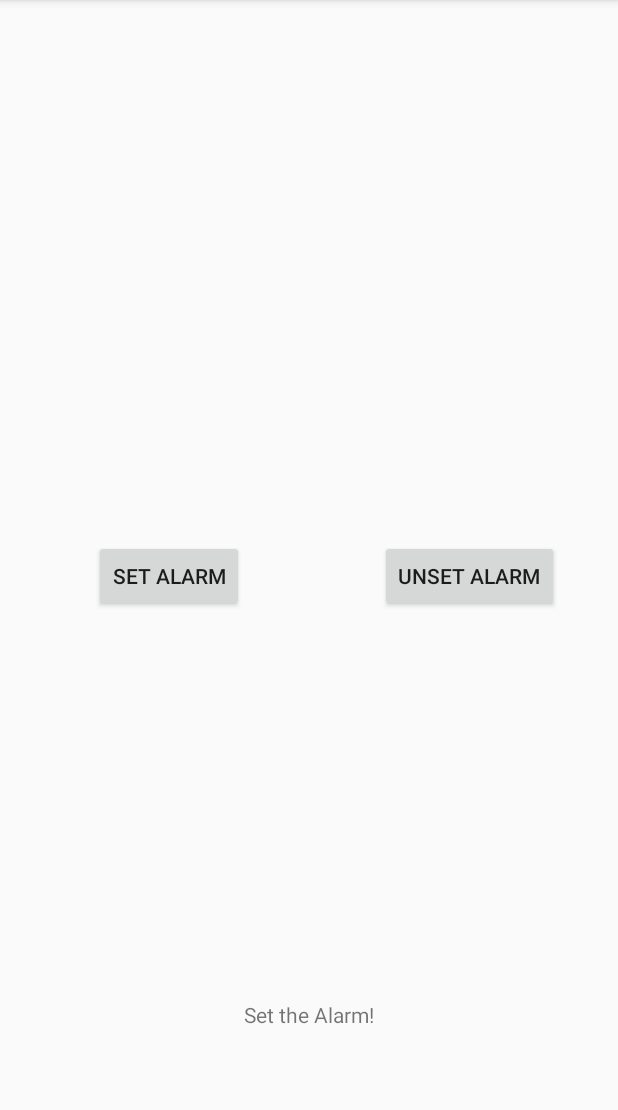
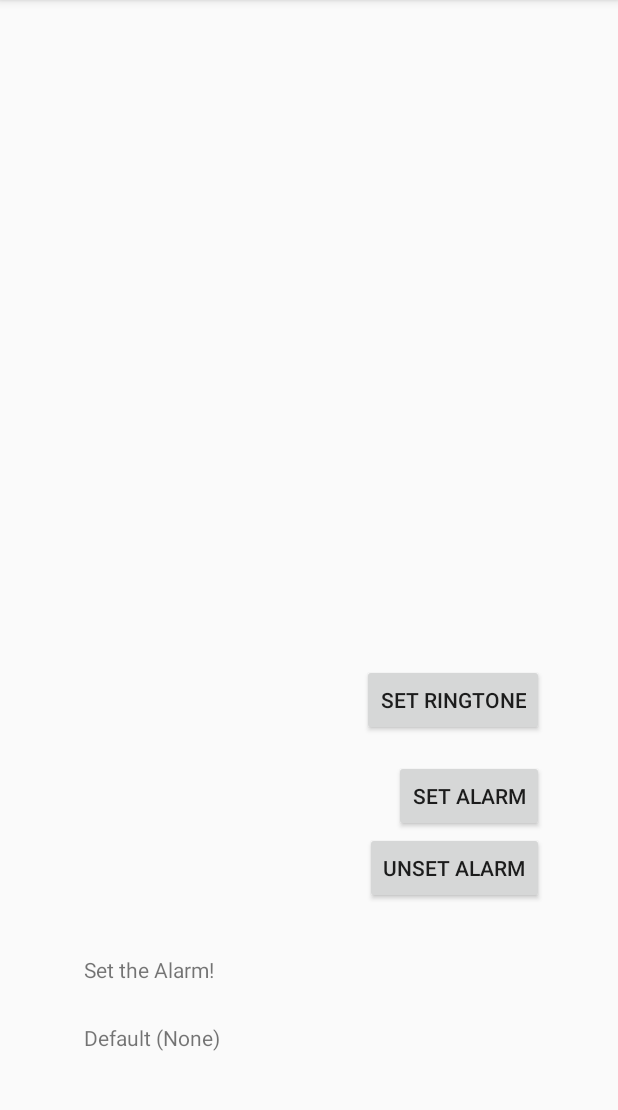
Before and after one commit to stephenwashington/sunrisealarm, an Android app: the screen it shows after launch (MainActivity), on a phone screen of 412 x 824 dp, the part 84-1194 px from its top. Run offline under Robolectric (Android 15) with nearby library versions, the phone set to English and light mode, and no system bars.

Commit message:
Have functional alarm, notification for alarm

```diff
--- a/app/build.gradle
+++ b/app/build.gradle
@@ -4,8 +4,8 @@ android {
     compileSdkVersion 24
     buildToolsVersion "24.0.2"
     defaultConfig {
-        applicationId "minervaheavyindustries.sunrisealarm"
-        minSdkVersion 15
+        applicationId "com.minervaheavyindustries.sunrisealarm"
+        minSdkVersion 16
         targetSdkVersion 24
         versionCode 1
         versionName "1.0"
--- a/app/src/main/AndroidManifest.xml
+++ b/app/src/main/AndroidManifest.xml
@@ -1,6 +1,6 @@
 <?xml version="1.0" encoding="utf-8"?>
 <manifest xmlns:android="http://schemas.android.com/apk/res/android"
-    package="minervaheavyindustries.sunrisealarm">
+    package="com.minervaheavyindustries.sunrisealarm">
 
     <application
         android:allowBackup="true"
@@ -17,6 +17,8 @@
         </activity>
 
         <receiver android:name=".AlarmReceiver" />
+
+        <activity android:name="com.minervaheavyindustries.sunrisealarm.AlarmActivity"></activity>
     </application>
 
 </manifest>
--- /dev/null
+++ b/app/src/main/java/com/minervaheavyindustries/sunrisealarm/MainActivity.java
@@ -0,0 +1,100 @@
+package com.minervaheavyindustries.sunrisealarm;
+
+import android.app.AlarmManager;
+import android.app.PendingIntent;
+import android.content.Context;
+import android.content.Intent;
+import android.media.Ringtone;
+import android.media.RingtoneManager;
+import android.net.Uri;
+import android.support.v7.app.AppCompatActivity;
+import android.os.Bundle;
+import android.util.Log;
+import android.view.View;
+import android.widget.Button;
+import android.widget.TextView;
+
+import java.util.Calendar;
+
+public class MainActivity extends AppCompatActivity {
+
+    AlarmManager alarmManager;
+    TextView alarmStatus;
+    TextView ringtoneText;
+    Context context;
+    Intent intent;
+    PendingIntent pendingIntent;
+
+    @Override
+    protected void onCreate(Bundle savedInstanceState) {
+        super.onCreate(savedInstanceState);
+        setContentView(R.layout.activity_main);
+        this.context = this;
+
+        intent = new Intent(this.context, AlarmReceiver.class);
+        alarmManager = (AlarmManager)getSystemService(ALARM_SERVICE);
+        alarmStatus = (TextView)findViewById(R.id.alarm_status);
+        ringtoneText = (TextView)findViewById(R.id.ringtone_setting);
+
+        Uri uri = RingtoneManager.getDefaultUri(RingtoneManager.TYPE_ALARM);
+        Ringtone r = RingtoneManager.getRingtone(getApplicationContext(), uri);
+        intent.putExtra("ringtone", uri.toString());
+        setRingtoneText(r.getTitle(getApplicationContext()));
+
+        Button setAlarm = (Button)findViewById(R.id.set_alarm);
+        Button unsetAlarm = (Button)findViewById(R.id.unset_alarm);
+        Button setAlarmSound = (Button)findViewById(R.id.set_alarm_sound);
+
+        setAlarm.setOnClickListener(new View.OnClickListener(){
+            @Override
+            public void onClick(View v){
+                Calendar calendar = Calendar.getInstance();
+                calendar.add(Calendar.SECOND, 5);
+                setAlarmStatus("Alarm set for " + String.valueOf(calendar.getTime()));
+                pendingIntent = PendingIntent.getBroadcast(MainActivity.this, 0, intent, PendingIntent.FLAG_UPDATE_CURRENT);
+                alarmManager.set(AlarmManager.RTC_WAKEUP, calendar.getTimeInMillis(), pendingIntent);
+            }
+        });
+
+        unsetAlarm.setOnClickListener(new View.OnClickListener(){
+            @Override
+            public void onClick(View v){
+                alarmManager.cancel(pendingIntent);
+                setAlarmStatus("Alarm off!");
+            }
+        });
+
+        setAlarmSound.setOnClickListener(new View.OnClickListener(){
+            @Override
+            public void onClick(View v){
+                Intent intent2 = new Intent(RingtoneManager.ACTION_RINGTONE_PICKER);
+                intent2.putExtra(RingtoneManager.EXTRA_RINGTONE_TITLE, "Select Alarm Ringtone");
+                intent2.putExtra(RingtoneManager.EXTRA_RINGTONE_SHOW_SILENT, false);
+                intent2.putExtra(RingtoneManager.EXTRA_RINGTONE_SHOW_DEFAULT, true);
+                intent2.putExtra(RingtoneManager.EXTRA_RINGTONE_TYPE,RingtoneManager.TYPE_ALARM);
+                startActivityForResult(intent2, 999);
+            }
+        });
+    }
+
+    private void setAlarmStatus(String s) {
+        alarmStatus.setText(s);
+        Log.d("MainActivity", s);
+    }
+
+    private void setRingtoneText(String s) {
+        ringtoneText.setText(s);
+        Log.d("MainActivity", s);
+    }
+
+    @Override
+    protected void onActivityResult(int requestCode, int resultCode, Intent data) {
+        super.onActivityResult(requestCode, resultCode, data);
+        if (resultCode == RESULT_OK) {
+            Uri uri = (Uri)data.getExtras().get(RingtoneManager.EXTRA_RINGTONE_PICKED_URI);
+            Ringtone r = RingtoneManager.getRingtone(getApplicationContext(), uri);
+            intent.putExtra("ringtone", uri.toString());
+            setRingtoneText(r.getTitle(getApplicationContext()));
+        }
+    }
+}
--- a/app/src/main/java/minervaheavyindustries/sunrisealarm/MainActivity.java
+++ /dev/null
@@ -1,76 +0,0 @@
-package minervaheavyindustries.sunrisealarm;
-
-import android.app.AlarmManager;
-import android.app.PendingIntent;
-import android.content.Context;
-import android.content.Intent;
-import android.support.v7.app.AppCompatActivity;
-import android.os.Bundle;
-import android.view.View;
-import android.widget.Button;
-import android.widget.TextView;
-
-import java.util.Calendar;
-
-public class MainActivity extends AppCompatActivity {
-
-    AlarmManager alarmManager;
-    TextView alarmStatus;
-    Context context;
-    PendingIntent pendingIntent;
-
-    @Override
-    protected void onCreate(Bundle savedInstanceState) {
-        super.onCreate(savedInstanceState);
-        setContentView(R.layout.activity_main);
-        this.context = this;
-
-        // initialize alarm manager
-        alarmManager = (AlarmManager)getSystemService(ALARM_SERVICE);
-
-        // initialize text update box
-        alarmStatus = (TextView)findViewById(R.id.alarm_status);
-
-        // create instance of calendar
-
-        final Calendar calendar = Calendar.getInstance();
-
-        // initialize buttons
-        Button setAlarm = (Button)findViewById(R.id.set_alarm);
-        Button unsetAlarm = (Button)findViewById(R.id.unset_alarm);
-
-        // create intent for AlarmReceiver
-        Intent intent = new Intent(this.context, AlarmReceiver.class);
-
-        // listener for setAlarm
-        setAlarm.setOnClickListener(new View.OnClickListener(){
-            @Override
-            public void onClick(View v){
-                calendar.set(Calendar.HOUR_OF_DAY, 23);
-                calendar.set(Calendar.MINUTE, 50);
-                setAlarmStatus("Alarm set for " + String.valueOf(calendar.getTime()));
-            }
-        });
-
-        //listener for unsetAlarm
-        unsetAlarm.setOnClickListener(new View.OnClickListener(){
-            @Override
-            public void onClick(View v){
-                alarmManager.cancel(pendingIntent);
-                setAlarmStatus("Alarm off!");
-            }
-        });
-
-        //create a pending intent that delays the intent until the specified calendar time
-        pendingIntent = PendingIntent.getBroadcast(MainActivity.this, 0, intent, PendingIntent.FLAG_UPDATE_CURRENT);
-
-        //set the alarm manager
-        alarmManager.set(AlarmManager.RTC_WAKEUP, calendar.getTimeInMillis(), pendingIntent);
-
-
-    }
-
-    private void setAlarmStatus(String s) {
-        alarmStatus.setText(s);
-    }
-}
--- a/app/src/main/res/layout/activity_main.xml
+++ b/app/src/main/res/layout/activity_main.xml
@@ -8,28 +8,7 @@
     android:paddingLeft="@dimen/activity_horizontal_margin"
     android:paddingRight="@dimen/activity_horizontal_margin"
     android:paddingTop="@dimen/activity_vertical_margin"
-    tools:context="minervaheavyindustries.sunrisealarm.MainActivity">
-
-    <Button
-        android:text="Set Alarm"
-        android:layout_width="wrap_content"
-        android:layout_height="wrap_content"
-        android:id="@+id/set_alarm"
-        android:layout_centerVertical="true"
-        android:layout_toLeftOf="@+id/alarm_status"
-        android:layout_toStartOf="@+id/alarm_status" />
-
-    <Button
-        android:text="Unset Alarm"
-        android:layout_width="wrap_content"
-        android:layout_height="wrap_content"
-        android:layout_marginRight="23dp"
-        android:layout_marginEnd="23dp"
-        android:id="@+id/unset_alarm"
-        android:layout_alignBaseline="@+id/set_alarm"
-        android:layout_alignBottom="@+id/set_alarm"
-        android:layout_alignParentRight="true"
-        android:layout_alignParentEnd="true" />
+    tools:context="com.minervaheavyindustries.sunrisealarm.MainActivity">
 
     <TextView
         android:text="Set the Alarm!"
@@ -38,6 +17,51 @@
         android:id="@+id/alarm_status"
         android:gravity="bottom"
         android:layout_alignParentBottom="true"
-        android:layout_centerHorizontal="true"
-        android:layout_marginBottom="66dp" />
+        android:layout_alignParentLeft="true"
+        android:layout_alignParentStart="true"
+        android:layout_marginLeft="40dp"
+        android:layout_marginStart="40dp"
+        android:layout_marginBottom="96dp" />
+
+    <Button
+        android:text="Unset Alarm"
+        android:layout_width="wrap_content"
+        android:layout_height="wrap_content"
+        android:layout_marginRight="33dp"
+        android:layout_marginEnd="33dp"
+        android:id="@+id/unset_alarm"
+        android:layout_above="@+id/alarm_status"
+        android:layout_alignParentRight="true"
+        android:layout_alignParentEnd="true"
+        android:layout_marginBottom="34dp" />
+
+    <Button
+        android:text="Set Alarm"
+        android:layout_width="wrap_content"
+        android:layout_height="wrap_content"
+        android:id="@+id/set_alarm"
+        android:layout_above="@+id/unset_alarm"
+        android:layout_alignRight="@+id/unset_alarm"
+        android:layout_alignEnd="@+id/unset_alarm" />
+
+    <TextView
+        android:text="Ringtone: "
+        android:layout_width="wrap_content"
+        android:layout_height="wrap_content"
+        android:layout_alignTop="@+id/alarm_status"
+        android:layout_alignLeft="@+id/alarm_status"
+        android:layout_alignStart="@+id/alarm_status"
+        android:layout_marginTop="45dp"
+        android:id="@+id/ringtone_setting" />
+
+    <Button
+        android:text="Set Ringtone"
+        android:layout_width="wrap_content"
+        android:layout_height="wrap_content"
+        android:layout_above="@+id/set_alarm"
+        android:layout_alignRight="@+id/set_alarm"
+        android:layout_alignEnd="@+id/set_alarm"
+        android:layout_marginBottom="16dp"
+        android:id="@+id/set_alarm_sound" />
+
 </RelativeLayout>
```
Also changed, not shown: app/src/main/java/com/minervaheavyindustries/sunrisealarm/AlarmActivity.java (added, +59 -0 lines), app/src/main/java/com/minervaheavyindustries/sunrisealarm/AlarmReceiver.java (added, +23 -0 lines), app/src/main/java/minervaheavyindustries/sunrisealarm/AlarmReceiver.java (deleted, +0 -14 lines), app/src/main/res/layout/activity_alarm.xml (added, +20 -0 lines), app/src/main/res/drawable/alarm_clock.png (added), app/src/main/res/drawable/ic_action_cancel.png (added).
